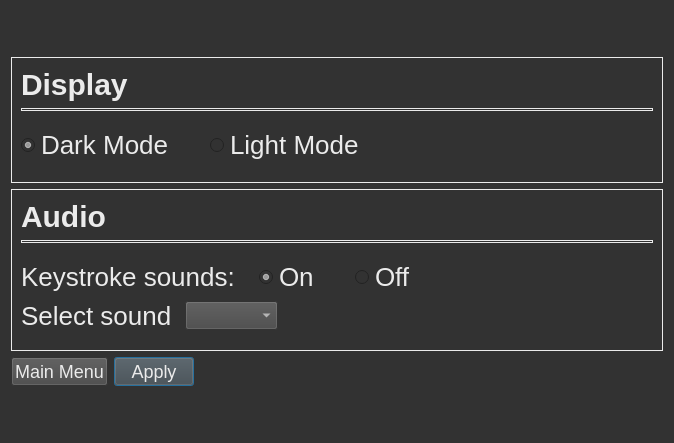
Above: speed-typer/source_ui/settingsWindow.ui from Rolv-Apneseth/ps-typer before the change. Below: the same form after it.
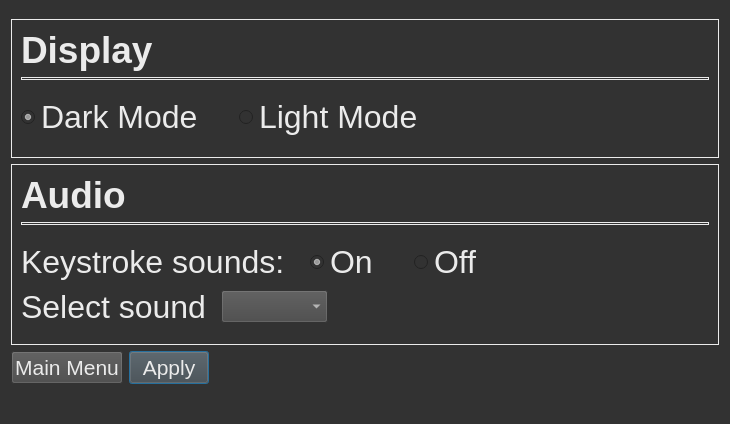
That is the form after the change.

Commit message: Changed font sizes in stylesheet from px to pt, as px was causing problems in qt designer

```diff
--- a/speed-typer/source_ui/settingsWindow.ui
+++ b/speed-typer/source_ui/settingsWindow.ui
@@ -6,8 +6,8 @@
    <rect>
     <x>0</x>
     <y>0</y>
-    <width>674</width>
-    <height>443</height>
+    <width>730</width>
+    <height>424</height>
    </rect>
   </property>
   <property name="windowTitle">
@@ -18,7 +18,7 @@
 	
 	background: rgb(50, 50, 50);
 	color: rgb(235, 235, 235);
-	font-size: 26px;
+	font-size: 24pt;
 }
 
 QFrame {	
@@ -27,7 +27,7 @@
 
 QPushButton, QComboBox {	
 	background: rgb(70, 70, 70);
-	font-size: 18px;
+	font-size: 16pt;
 }
 
 QLabel {
@@ -69,13 +69,13 @@
        <widget class="QLabel" name="labelDisplay">
         <property name="font">
          <font>
-          <pointsize>-1</pointsize>
+          <pointsize>28</pointsize>
           <weight>75</weight>
           <bold>true</bold>
          </font>
         </property>
         <property name="styleSheet">
-         <string notr="true">font-weight: bold; font-size: 30px;</string>
+         <string notr="true">font-weight: bold; font-size: 28pt;</string>
         </property>
         <property name="text">
          <string>Display</string>
@@ -111,7 +111,7 @@
          <widget class="QRadioButton" name="radioDarkMode">
           <property name="font">
            <font>
-            <pointsize>-1</pointsize>
+            <pointsize>24</pointsize>
            </font>
           </property>
           <property name="text">
@@ -145,7 +145,7 @@
          <widget class="QRadioButton" name="radioLightMode">
           <property name="font">
            <font>
-            <pointsize>-1</pointsize>
+            <pointsize>24</pointsize>
            </font>
           </property>
           <property name="text">
@@ -206,13 +206,13 @@
        <widget class="QLabel" name="labelAudio">
         <property name="font">
          <font>
-          <pointsize>-1</pointsize>
+          <pointsize>28</pointsize>
           <weight>75</weight>
           <bold>true</bold>
          </font>
         </property>
         <property name="styleSheet">
-         <string notr="true">font-weight: bold; font-size: 30px;</string>
+         <string notr="true">font-weight: bold; font-size: 28pt;</string>
         </property>
         <property name="text">
          <string>Audio</string>
@@ -248,7 +248,7 @@
          <widget class="QLabel" name="labelKeystrokeSounds">
           <property name="font">
            <font>
-            <pointsize>-1</pointsize>
+            <pointsize>24</pointsize>
            </font>
           </property>
           <property name="text">
@@ -276,7 +276,7 @@
          <widget class="QRadioButton" name="radioKeystrokeOn">
           <property name="font">
            <font>
-            <pointsize>-1</pointsize>
+            <pointsize>24</pointsize>
            </font>
           </property>
           <property name="text">
@@ -307,7 +307,7 @@
          <widget class="QRadioButton" name="radioKeystrokeOff">
           <property name="font">
            <font>
-            <pointsize>-1</pointsize>
+            <pointsize>24</pointsize>
            </font>
           </property>
           <property name="text">
```
The commit also changes 7 other files.
